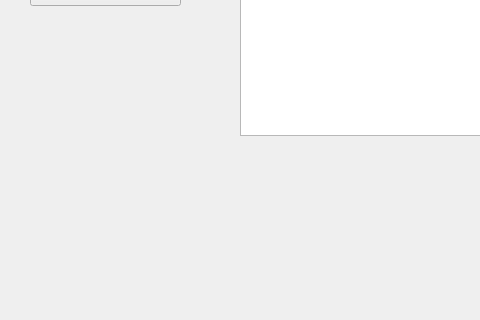
This is ui/SubjectiveItemQuiz.ui in Harahan/BUAA-python-programming-2022-summer as Qt 5 draws it before an edit; both pictures show x 0 to 480 and y 435 to 755 of the 1200 by 755 pixel window. The edited form follows.
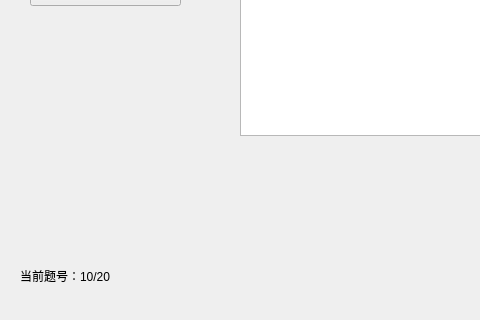
This is the edited form.

Commit message: fix showing quiz schedule and format tips when contributing

```diff
--- a/ui/SubjectiveItemQuiz.ui
+++ b/ui/SubjectiveItemQuiz.ui
@@ -287,6 +287,22 @@
     <string>返回</string>
    </property>
   </widget>
+  <widget class="QLabel" name="tipsLabel">
+   <property name="geometry">
+    <rect>
+     <x>20</x>
+     <y>690</y>
+     <width>251</width>
+     <height>41</height>
+    </rect>
+   </property>
+   <property name="styleSheet">
+    <string notr="true">font: 75 10pt &quot;Consolas&quot; rgb(241, 255, 235);</string>
+   </property>
+   <property name="text">
+    <string>当前题号：10/20</string>
+   </property>
+  </widget>
  </widget>
  <resources/>
  <connections/>
```
The commit also changes 7 other files.
